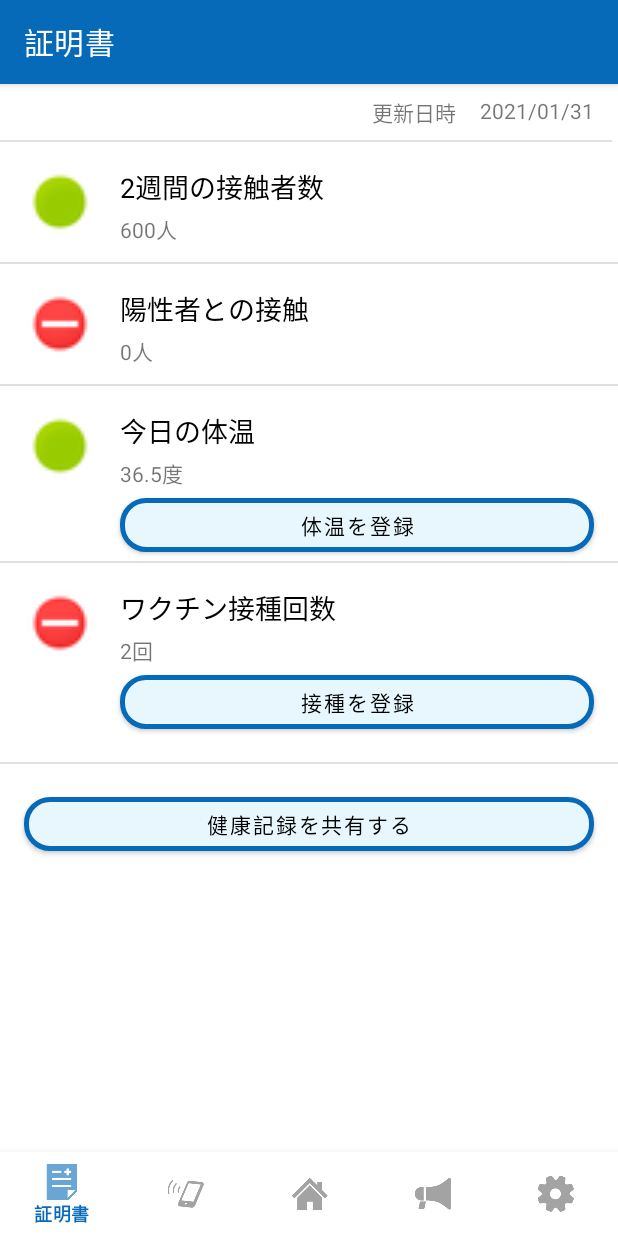
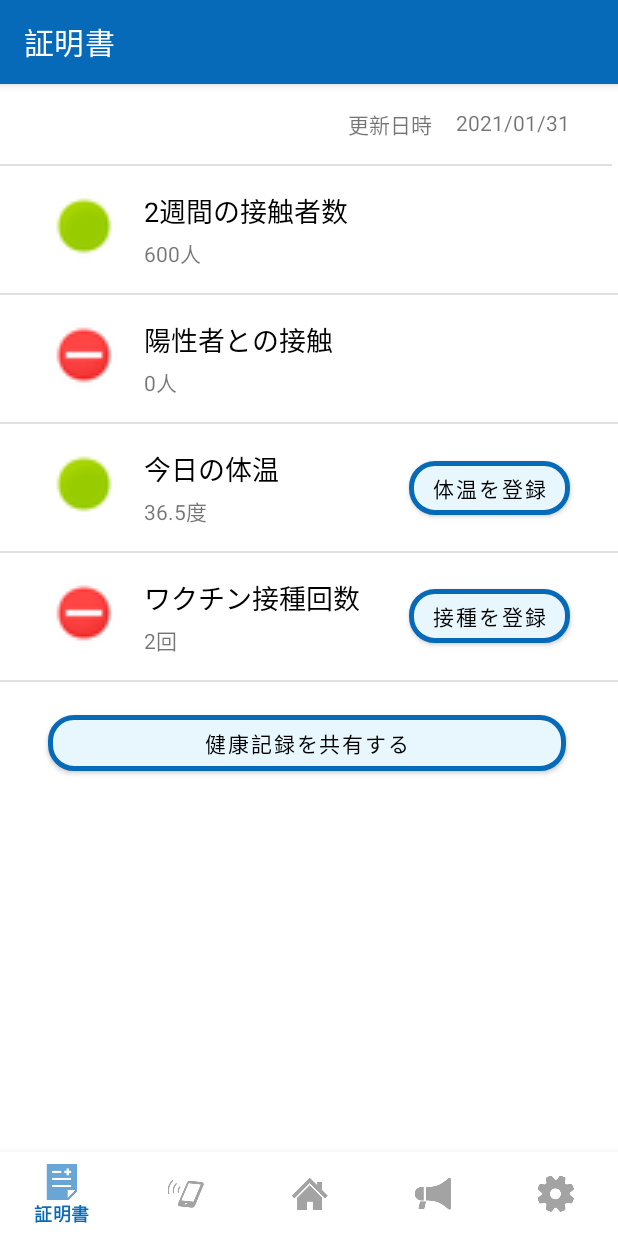
Before and after one commit to Keisuke-Magara/neo-COCOA, an Android app: the ProofFragment screen opened through its navigation route, on a phone screen of 412 x 824 dp. Run offline under Robolectric (Android 15) with nearby library versions, the phone set to English and light mode, and no system bars; our stand-ins replace navigation-ui; 1 statement that could not run was skipped.

Commit message:
Merge remote-tracking branch 'origin/add_proof' into add_proof

```diff
--- a/app/src/main/java/com/example/neo_cocoa/ui/proof/ProofFragment.java
+++ b/app/src/main/java/com/example/neo_cocoa/ui/proof/ProofFragment.java
@@ -1,9 +1,11 @@
 package com.example.neo_cocoa.ui.proof;
 
+import android.app.AlertDialog;
 import android.os.Bundle;
 import android.view.LayoutInflater;
 import android.view.View;
 import android.view.ViewGroup;
+import android.widget.Button;
 import android.widget.TextView;
 
 import androidx.annotation.NonNull;
@@ -12,32 +14,51 @@ import androidx.fragment.app.Fragment;
 import androidx.lifecycle.Observer;
 import androidx.lifecycle.ViewModelProvider;
 
+
+import com.example.neo_cocoa.R;
+import com.example.neo_cocoa.appProof;
 import com.example.neo_cocoa.databinding.FragmentProofBinding;
 
 public class ProofFragment extends Fragment {
-
-    private ProofViewModel ProofViewModel;
     private FragmentProofBinding binding;
+    private appProof appproof;
+    private Button button_bt;
+    private Button button_vac;
+    private Button button_share;
 
     public View onCreateView(@NonNull LayoutInflater inflater,
                              ViewGroup container, Bundle savedInstanceState) {
-        ProofViewModel =
-                new ViewModelProvider(this).get(ProofViewModel.class);
 
+        appproof = new appProof(this.getActivity());
         binding = FragmentProofBinding.inflate(inflater, container, false);
         View root = binding.getRoot();
 
-//        final TextView textView = binding.textProof;
-        ProofViewModel.getText().observe(getViewLifecycleOwner(), new Observer<String>() {
-            @Override
-            public void onChanged(@Nullable String s) {
-//                textView.setText(s);
-            }
-        });
-        return root;
+        View view = inflater.inflate(R.layout.fragment_proof, container, false);
+        //体温入力ボタンのリスナを設定
+        button_bt = (Button)view.findViewById(R.id.proof_button_body_temperature);
+        button_bt.setOnClickListener(button_bt_listener);
+        //ワクチン接種回数の入力
+        button_vac = (Button)view.findViewById(R.id.proof_button_vaccine);
+        button_vac.setOnClickListener(button_vac_listener);
+
+        return view;
     }
 
-    @Override
+    //体温入力ボタンのリスナ
+    Button.OnClickListener button_bt_listener = new Button.OnClickListener() {
+        public void onClick(View view) {
+            BodyTemperatureDialogFragment dialogFragment = new BodyTemperatureDialogFragment();
+            dialogFragment.show(getActivity().getSupportFragmentManager(), "BodyTemperatureDialogFragment");
+
+        }
+    };
+    //ワクチン接種回数のリスナ
+    Button.OnClickListener button_vac_listener = new Button.OnClickListener() {
+        public void onClick(View view) {
+            VaccineDialogFragment dialogFragment = new VaccineDialogFragment();
+            dialogFragment.show(getActivity().getSupportFragmentManager(), "VaccineDialogFragment");
+        }
+    };
     public void onDestroyView() {
         super.onDestroyView();
         binding = null;
--- a/app/src/main/java/com/example/neo_cocoa/ui/proof/ProofViewModel.java
+++ /dev/null
@@ -1,19 +0,0 @@
-package com.example.neo_cocoa.ui.proof;
-
-import androidx.lifecycle.LiveData;
-import androidx.lifecycle.MutableLiveData;
-import androidx.lifecycle.ViewModel;
-
-public class ProofViewModel extends ViewModel {
-
-    private MutableLiveData<String> mText;
-
-    public ProofViewModel() {
-        mText = new MutableLiveData<>();
-        mText.setValue("This is proof fragment");
-    }
-
-    public LiveData<String> getText() {
-        return mText;
-    }
-}
--- a/app/src/main/res/layout/fragment_proof.xml
+++ b/app/src/main/res/layout/fragment_proof.xml
@@ -38,7 +38,7 @@
                 app:layout_constraintEnd_toEndOf="parent"
                 app:layout_constraintHorizontal_bias="0.0"
                 app:layout_constraintStart_toStartOf="parent"
-                app:layout_constraintTop_toBottomOf="@+id/proof_icon_num_of_contacts" />
+                app:layout_constraintTop_toBottomOf="@+id/textView11" />
 
             <TextView
                 android:id="@+id/proof_title_num_of_contacts"
@@ -73,6 +73,8 @@
                 android:text="@string/proof_title_body_temperature"
                 android:textColor="@color/black"
                 android:textSize="18sp"
+                app:layout_constraintEnd_toStartOf="@+id/proof_button_body_temperature"
+                app:layout_constraintHorizontal_bias="0.0"
                 app:layout_constraintStart_toEndOf="@+id/proof_icon_body_temperature"
                 app:layout_constraintTop_toBottomOf="@+id/divider7" />
 
@@ -85,6 +87,8 @@
                 android:text="@string/proof_title_num_of_vaccine"
                 android:textColor="@color/black"
                 android:textSize="18sp"
+                app:layout_constraintEnd_toStartOf="@+id/proof_button_vaccine"
+                app:layout_constraintHorizontal_bias="0.0"
                 app:layout_constraintStart_toEndOf="@+id/proof_icon_num_of_vaccine"
                 app:layout_constraintTop_toBottomOf="@+id/divider8" />
 
@@ -92,7 +96,7 @@
                 android:id="@+id/proof_title_update_date"
                 android:layout_width="wrap_content"
                 android:layout_height="wrap_content"
-                android:layout_marginTop="8dp"
+                android:layout_marginTop="16dp"
                 android:layout_marginEnd="16dp"
                 android:text="@string/proof_title_update_date"
                 app:layout_constraintEnd_toStartOf="@+id/textView17"
@@ -107,17 +111,18 @@
                 app:layout_constraintEnd_toEndOf="parent"
                 app:layout_constraintHorizontal_bias="0.0"
                 app:layout_constraintStart_toStartOf="parent"
-                app:layout_constraintTop_toBottomOf="@+id/proof_icon_num_of_masculine" />
+                app:layout_constraintTop_toBottomOf="@+id/textView12" />
 
             <View
                 android:id="@+id/divider8"
                 android:layout_width="0dp"
                 android:layout_height="1dp"
+                android:layout_marginTop="16dp"
                 android:background="?android:attr/listDivider"
                 app:layout_constraintEnd_toEndOf="parent"
                 app:layout_constraintHorizontal_bias="0.0"
                 app:layout_constraintStart_toStartOf="parent"
-                app:layout_constraintTop_toBottomOf="@+id/proof_button_body_temperature" />
+                app:layout_constraintTop_toBottomOf="@+id/textView13" />
 
             <View
                 android:id="@+id/divider11"
@@ -128,13 +133,13 @@
                 app:layout_constraintEnd_toEndOf="parent"
                 app:layout_constraintHorizontal_bias="0.0"
                 app:layout_constraintStart_toStartOf="parent"
-                app:layout_constraintTop_toBottomOf="@+id/proof_button_vaccine" />
+                app:layout_constraintTop_toBottomOf="@+id/textView15" />
 
             <ImageView
                 android:id="@+id/proof_icon_num_of_contacts"
                 android:layout_width="48dp"
                 android:layout_height="48dp"
-                android:layout_marginStart="16dp"
+                android:layout_marginStart="32dp"
                 android:layout_marginTop="16dp"
                 android:src="@android:drawable/presence_online"
                 app:layout_constraintStart_toStartOf="parent"
@@ -144,7 +149,7 @@
                 android:id="@+id/proof_icon_body_temperature"
                 android:layout_width="48dp"
                 android:layout_height="48dp"
-                android:layout_marginStart="16dp"
+                android:layout_marginStart="32dp"
                 android:layout_marginTop="16dp"
                 android:src="@android:drawable/presence_online"
                 app:layout_constraintStart_toStartOf="parent"
@@ -154,7 +159,7 @@
                 android:id="@+id/proof_icon_num_of_masculine"
                 android:layout_width="48dp"
                 android:layout_height="48dp"
-                android:layout_marginStart="16dp"
+                android:layout_marginStart="32dp"
                 android:layout_marginTop="16dp"
                 android:src="@android:drawable/presence_busy"
                 app:layout_constraintStart_toStartOf="parent"
@@ -164,7 +169,7 @@
                 android:id="@+id/proof_icon_num_of_vaccine"
                 android:layout_width="48dp"
                 android:layout_height="48dp"
-                android:layout_marginStart="16dp"
+                android:layout_marginStart="32dp"
                 android:layout_marginTop="16dp"
                 android:src="@android:drawable/presence_busy"
                 app:layout_constraintStart_toStartOf="parent"
@@ -212,44 +217,42 @@
 
             <Button
                 android:id="@+id/proof_button_body_temperature"
-                android:layout_width="0dp"
-                android:layout_height="48dp"
-                android:layout_marginStart="16dp"
-                android:layout_marginEnd="16dp"
+                android:layout_width="wrap_content"
+                android:layout_height="wrap_content"
+                android:layout_marginEnd="32dp"
                 android:backgroundTint="@color/light_blue"
                 android:text="@string/proof_button_body_temperature"
                 android:textColor="@color/black"
                 app:cornerRadius="@dimen/cornarRadius"
+                app:layout_constraintBottom_toTopOf="@+id/divider8"
                 app:layout_constraintEnd_toEndOf="parent"
-                app:layout_constraintStart_toEndOf="@+id/proof_icon_body_temperature"
-                app:layout_constraintTop_toBottomOf="@+id/textView13"
+                app:layout_constraintTop_toBottomOf="@+id/divider7"
                 app:strokeColor="@color/blue"
                 app:strokeWidth="3dip" />
 
             <Button
                 android:id="@+id/proof_button_vaccine"
-                android:layout_width="0dp"
-                android:layout_height="48dp"
-                android:layout_marginStart="16dp"
-                android:layout_marginEnd="16dp"
+                android:layout_width="wrap_content"
+                android:layout_height="wrap_content"
+                android:layout_marginEnd="32dp"
                 android:backgroundTint="@color/light_blue"
                 android:text="@string/proof_button_vaccine"
                 android:textColor="@color/black"
                 app:cornerRadius="@dimen/cornarRadius"
+                app:layout_constraintBottom_toTopOf="@+id/divider11"
                 app:layout_constraintEnd_toEndOf="parent"
-                app:layout_constraintHorizontal_bias="1.0"
-                app:layout_constraintStart_toEndOf="@+id/proof_icon_num_of_vaccine"
-                app:layout_constraintTop_toBottomOf="@+id/textView15"
+                app:layout_constraintTop_toBottomOf="@+id/divider8"
+                app:layout_constraintVertical_bias="0.483"
                 app:strokeColor="@color/blue"
                 app:strokeWidth="3dip" />
 
             <Button
                 android:id="@+id/proof_button_share"
-                android:layout_width="0dp"
-                android:layout_height="wrap_content"
-                android:layout_marginStart="16dp"
+                android:layout_width="345dp"
+                android:layout_height="49dp"
+                android:layout_marginStart="32dp"
                 android:layout_marginTop="16dp"
-                android:layout_marginEnd="16dp"
+                android:layout_marginEnd="32dp"
                 android:backgroundTint="@color/light_blue"
                 android:text="@string/proof_button_share"
                 android:textColor="@color/black"
@@ -265,17 +268,17 @@
                 android:id="@+id/divider12"
                 android:layout_width="408dp"
                 android:layout_height="1dp"
-                android:layout_marginTop="8dp"
+                android:layout_marginTop="16dp"
                 android:background="?android:attr/listDivider"
                 app:layout_constraintTop_toBottomOf="@+id/proof_title_update_date"
-                tools:layout_editor_absoluteX="0dp" />
+                tools:layout_editor_absoluteX="3dp" />
 
             <TextView
                 android:id="@+id/textView17"
                 android:layout_width="wrap_content"
                 android:layout_height="wrap_content"
-                android:layout_marginTop="8dp"
-                android:layout_marginEnd="16dp"
+                android:layout_marginTop="16dp"
+                android:layout_marginEnd="32dp"
                 android:text="2021/01/31"
                 app:layout_constraintEnd_toEndOf="parent"
                 app:layout_constraintTop_toTopOf="parent" />
```
Also changed, not shown: app/src/main/java/com/example/neo_cocoa/ui/proof/BodyTemperatureDialogFragment.java (added, +52 -0 lines), app/src/main/java/com/example/neo_cocoa/ui/proof/VaccineDialogFragment.java (added, +52 -0 lines), app/src/main/res/values/strings.xml (+9 -0 lines).
